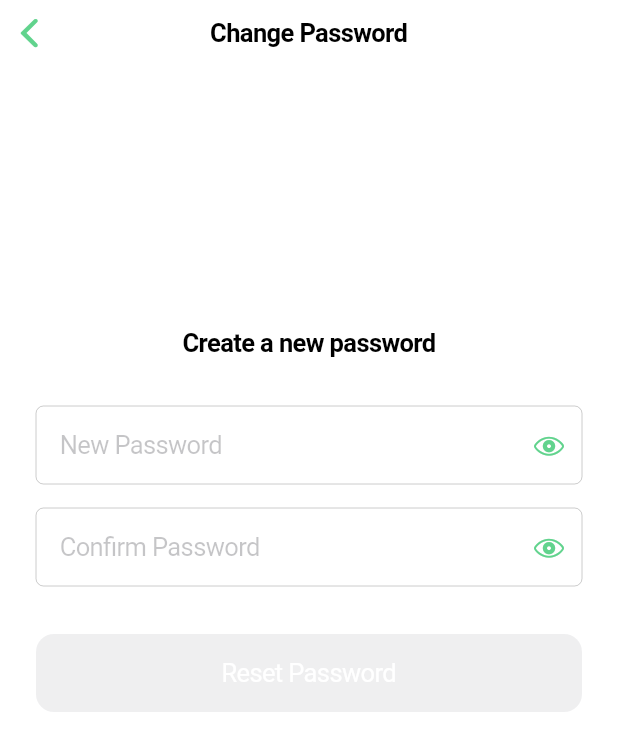
After one commit to Howen-Julius-M-Asuncion/devops_finals, a Flutter app: the PasswordPage screen opened directly, on a phone screen of 412 x 824 dp. The commit adds this screen. Shown: the top 751 px of the screen. Run offline on Flutter 3.47's test engine with Material 3 defaults, Android fonts, the phone set to English and light mode, and no system bars; network calls fail.

```diff
--- /dev/null
+++ b/lib/pages/password.dart
@@ -0,0 +1,186 @@
+import 'package:flutter/cupertino.dart';
+import 'package:flutter/services.dart';
+import '../public/variables.dart';
+import 'package:http/http.dart' as http;
+import 'dart:convert';
+
+class PasswordPage extends StatefulWidget {
+  const PasswordPage({super.key});
+
+  @override
+  State<PasswordPage> createState() => _PasswordPageState();
+}
+
+class _PasswordPageState extends State<PasswordPage> {
+  final _newPasswordController = TextEditingController();
+  final _confirmPasswordController = TextEditingController();
+  bool _isLoading = false;
+  bool _obscureNewPassword = true;
+  bool _obscureConfirmPassword = true;
+  bool _isComplete = false;
+
+  Future<void> _resetPassword() async {
+    if (_newPasswordController.text != _confirmPasswordController.text) {
+      _showErrorDialog('Passwords do not match');
+      return;
+    }
+
+    setState(() => _isLoading = true);
+
+    try {
+      final response = await http.post(
+        Uri.parse('$serverURL/api/accounts/reset.php'),
+        headers: {'Content-Type': 'application/json'},
+        body: jsonEncode({
+          'email': resetEmail,
+          'new_password': _newPasswordController.text,
+        }),
+      );
+
+      final data = jsonDecode(response.body);
+      if (data['success']) {
+        _showSuccessDialog('Password reset successfully!', () {
+          Navigator.popUntil(context, (route) => route.isFirst);
+        });
+      } else {
+        _showErrorDialog(data['error'] ?? 'Failed to reset password');
+        print(resetEmail);
+      }
+    } catch (e) {
+      _showErrorDialog('Connection error');
+      print(resetEmail);
+    }
+
+    setState(() => _isLoading = false);
+  }
+
+  void _showErrorDialog(String message) {
+    showCupertinoDialog(
+      context: context,
+      builder: (_) => CupertinoAlertDialog(
+        title: const Text('Error'),
+        content: Text(message),
+        actions: [
+          CupertinoDialogAction(
+            child: const Text('OK'),
+            onPressed: () => Navigator.pop(context),
+          ),
+        ],
+      ),
+    );
+  }
+
+  void _showSuccessDialog(String message, VoidCallback onPressed) {
+    showCupertinoDialog(
+      context: context,
+      builder: (_) => CupertinoAlertDialog(
+        title: const Text('Success'),
+        content: Text(message),
+        actions: [
+          CupertinoDialogAction(
+            child: const Text('OK'),
+            onPressed: onPressed,
+          ),
+        ],
+      ),
+    );
+  }
+
+  @override
+  void dispose() {
+    _newPasswordController.dispose();
+    _confirmPasswordController.dispose();
+    super.dispose();
+  }
+
+  @override
+  Widget build(BuildContext context) {
+    return CupertinoPageScaffold(
+      navigationBar: const CupertinoNavigationBar(
+        middle: Text("Change Password"),
+      ),
+      child: SafeArea(
+        child: Center(
+          child: _isLoading
+              ? const CupertinoActivityIndicator(radius: 20)
+              : Padding(
+            padding: const EdgeInsets.symmetric(horizontal: 24.0),
+            child: Column(
+              crossAxisAlignment: CrossAxisAlignment.stretch,
+              children: [
+                const Spacer(flex: 1),
+                Text(
+                  'Create a new password',
+                  style: CupertinoTheme.of(context)
+                      .textTheme
+                      .textStyle
+                      .copyWith(
+                    fontSize: 17,
+                    fontWeight: FontWeight.w600,
+                  ),
+                  textAlign: TextAlign.center,
+                ),
+                const SizedBox(height: 32),
+                CupertinoTextField(
+                  controller: _newPasswordController,
+                  placeholder: 'New Password',
+                  obscureText: _obscureNewPassword,
+                  padding: const EdgeInsets.all(16),
+                  suffix: CupertinoButton(
+                    padding: EdgeInsets.zero,
+                    onPressed: () {
+                      setState(() => _obscureNewPassword = !_obscureNewPassword);
+                    },
+                    child: Icon(
+                      _obscureNewPassword
+                          ? CupertinoIcons.eye
+                          : CupertinoIcons.eye_slash,
+                      size: 20,
+                    ),
+                  ),
+                  onChanged: (value) {
+                    setState(() {
+                      _isComplete = value.isNotEmpty &&
+                          _confirmPasswordController.text.isNotEmpty;
+                    });
+                  },
+                ),
+                const SizedBox(height: 16),
+                CupertinoTextField(
+                  controller: _confirmPasswordController,
+                  placeholder: 'Confirm Password',
+                  obscureText: _obscureConfirmPassword,
+                  padding: const EdgeInsets.all(16),
+                  suffix: CupertinoButton(
+                    padding: EdgeInsets.zero,
+                    onPressed: () {
+                      setState(() => _obscureConfirmPassword = !_obscureConfirmPassword);
+                    },
+                    child: Icon(
+                      _obscureConfirmPassword
+                          ? CupertinoIcons.eye
+                          : CupertinoIcons.eye_slash,
+                      size: 20,
+                    ),
+                  ),
+                  onChanged: (value) {
+                    setState(() {
+                      _isComplete = value.isNotEmpty &&
+                          _newPasswordController.text.isNotEmpty;
+                    });
+                  },
+                ),
+                const SizedBox(height: 32),
+                CupertinoButton.filled(
+                  child: const Text('Reset Password'),
+                  onPressed: _isComplete ? _resetPassword : null,
+                ),
+                const Spacer(flex: 2),
+              ],
+            ),
+          ),
+        ),
+      ),
+    );
+  }
+}
--- a/lib/public/variables.dart
+++ b/lib/public/variables.dart
@@ -1 +1,3 @@
-final String serverURL = "http://192.168.1.55/devops_finals";
+String serverURL = "http://localhost/devops_finals";
+
+String resetEmail = "";
```
Also changed, not shown: lib/pages/login.dart (+93 -10 lines), lib/pages/otp.dart (added, +231 -0 lines), 1 other file.
